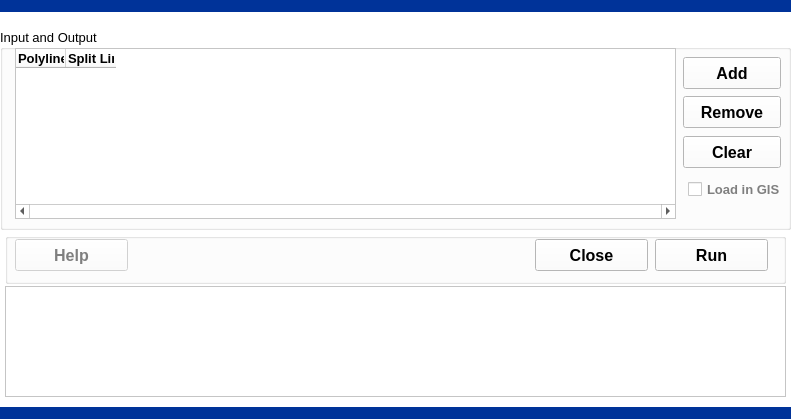
Before: the Qt Designer form 3VectorProcessing/4PolylineToLines/polylinetolines.ui in leonard-psu/PIHMgis, drawn with Qt 5.
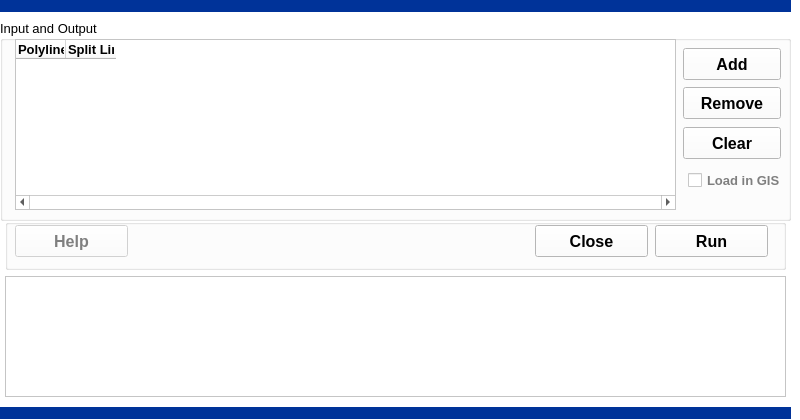
After: the same form once the commit is applied.

Patch:
```diff
--- a/3VectorProcessing/4PolylineToLines/polylinetolines.ui
+++ b/3VectorProcessing/4PolylineToLines/polylinetolines.ui
@@ -7,9 +7,21 @@
     <x>0</x>
     <y>0</y>
     <width>800</width>
-    <height>419</height>
+    <height>420</height>
    </rect>
   </property>
+  <property name="minimumSize">
+   <size>
+    <width>800</width>
+    <height>420</height>
+   </size>
+  </property>
+  <property name="maximumSize">
+   <size>
+    <width>800</width>
+    <height>420</height>
+   </size>
+  </property>
   <property name="palette">
    <palette>
     <active>
@@ -438,7 +450,7 @@
    <property name="geometry">
     <rect>
      <x>0</x>
-     <y>29</y>
+     <y>20</y>
      <width>791</width>
      <height>201</height>
     </rect>
@@ -661,7 +673,7 @@
    <property name="geometry">
     <rect>
      <x>5</x>
-     <y>233</y>
+     <y>219</y>
      <width>781</width>
      <height>51</height>
     </rect>
@@ -1204,9 +1216,9 @@
    <property name="geometry">
     <rect>
      <x>5</x>
-     <y>286</y>
+     <y>276</y>
      <width>781</width>
-     <height>111</height>
+     <height>121</height>
     </rect>
    </property>
    <property name="font">
```
